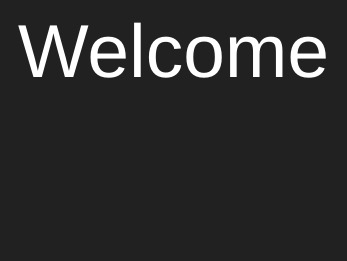
The window that src/qvwelcomedialog.ui (jurplel/qView) describes before a commit, drawn with Qt 5.
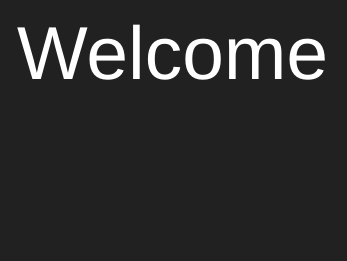
The same window after the commit.

The edit to the form file:
```diff
--- a/src/qvwelcomedialog.ui
+++ b/src/qvwelcomedialog.ui
@@ -87,12 +87,6 @@
    <property name="leftMargin">
     <number>9</number>
    </property>
-   <property name="topMargin">
-    <number>9</number>
-   </property>
-   <property name="rightMargin">
-    <number>9</number>
-   </property>
    <property name="bottomMargin">
     <number>30</number>
    </property>
```
